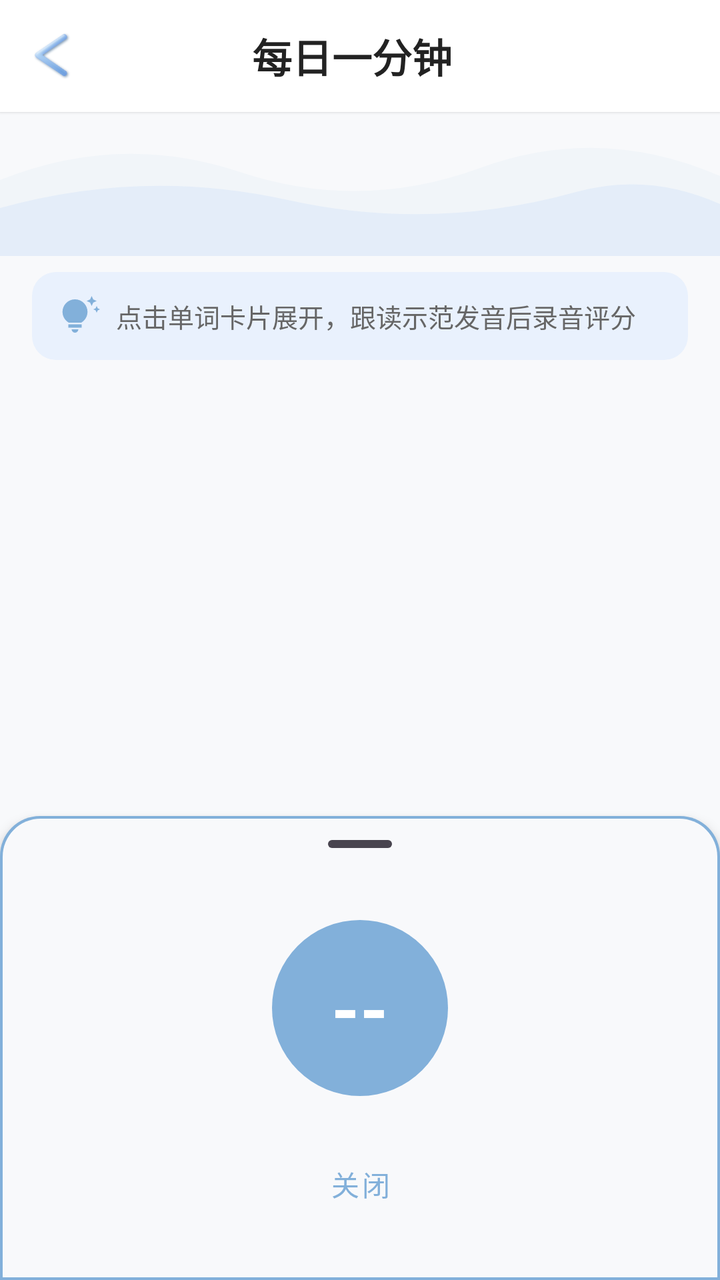
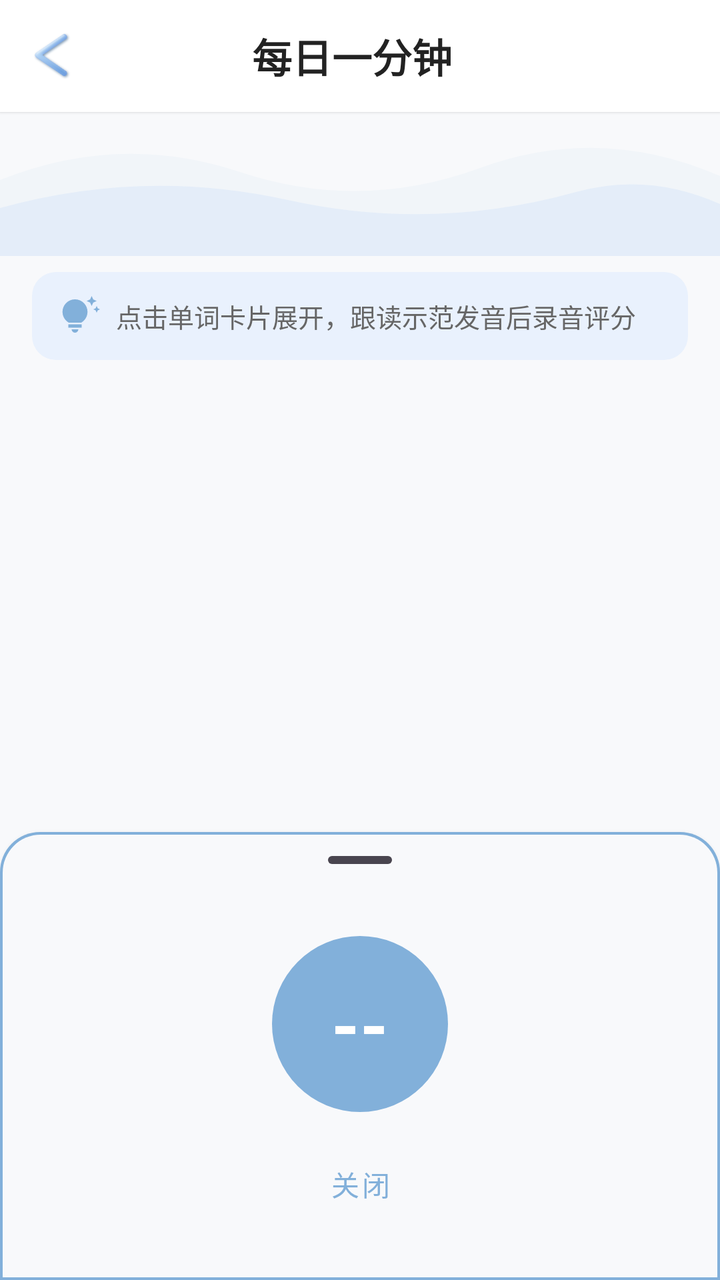

Two renders of the same Android screen: before a commit and after it. Below are the layout's source before the change and the commit's diff.
<!-- AndroidManifest.xml: application theme Theme.Memory -->
<!-- res/layout/pronunciation_minute_follow_layout.xml -->
<?xml version="1.0" encoding="utf-8"?>
<androidx.coordinatorlayout.widget.CoordinatorLayout xmlns:android="http://schemas.android.com/apk/res/android"
    xmlns:app="http://schemas.android.com/apk/res-auto"
    android:layout_width="match_parent"
    android:layout_height="match_parent"
    android:background="@color/theme_surface">

    <LinearLayout
        android:layout_width="match_parent"
        android:layout_height="match_parent"
        android:orientation="vertical">

        
        <LinearLayout
            android:layout_width="match_parent"
            android:layout_height="56dp"
            android:background="@color/white"
            android:orientation="horizontal"
            android:paddingStart="4dp"
            android:paddingEnd="12dp"
            android:gravity="center_vertical"
            android:elevation="1dp">

            <ImageButton
                android:id="@+id/btn_back"
                android:layout_width="44dp"
                android:layout_height="44dp"
                android:src="@drawable/back"
                android:padding="10dp"
                android:background="?attr/selectableItemBackgroundBorderless"
                android:scaleType="fitCenter"
                android:contentDescription="返回按钮" />

            <TextView
                android:id="@+id/tv_title"
                android:layout_width="0dp"
                android:layout_height="wrap_content"
                android:layout_weight="1"
                android:text="每日一分钟"
                android:textSize="20sp"
                android:textStyle="bold"
                android:gravity="center"
                android:textColor="@color/theme_text_primary" />

            <View
                android:layout_width="44dp"
                android:layout_height="44dp" />
        </LinearLayout>

        
        <ImageView
            android:layout_width="match_parent"
            android:layout_height="72dp"
            android:src="@drawable/ic_follow_wave"
            android:scaleType="fitXY"
            android:contentDescription="@null" />

        
        <LinearLayout
            android:layout_width="match_parent"
            android:layout_height="wrap_content"
            android:orientation="horizontal"
            android:gravity="center_vertical"
            android:layout_marginStart="16dp"
            android:layout_marginEnd="16dp"
            android:layout_marginTop="8dp"
            android:layout_marginBottom="10dp"
            android:background="@drawable/bg_tip_card"
            android:paddingStart="14dp"
            android:paddingEnd="14dp"
            android:paddingTop="12dp"
            android:paddingBottom="12dp">

            <ImageView
                android:layout_width="20dp"
                android:layout_height="20dp"
                android:src="@drawable/baseline_tips_and_updates_24"
                android:tint="@color/theme_primary"
                android:contentDescription="@null" />

            <TextView
                android:layout_width="0dp"
                android:layout_height="wrap_content"
                android:layout_weight="1"
                android:text="点击单词卡片展开，跟读示范发音后录音评分"
                android:textSize="13sp"
                android:textColor="@color/theme_text_secondary"
                android:layout_marginStart="8dp" />
        </LinearLayout>

        <ListView
            android:id="@+id/words_list_view"
            android:layout_width="match_parent"
            android:layout_height="0dp"
            android:layout_weight="1"
            android:paddingStart="4dp"
            android:paddingEnd="4dp"
            android:paddingTop="4dp"
            android:paddingBottom="12dp"
            android:clipToPadding="false"
            android:divider="@null"
            android:dividerHeight="0dp"
            android:scrollbars="vertical" />
    </LinearLayout>

    
    <LinearLayout
        android:id="@+id/bottom_sheet"
        android:layout_width="match_parent"
        android:layout_height="wrap_content"
        android:orientation="vertical"
        android:background="@drawable/bg_bottom_sheet"
        android:elevation="4dp"
        android:paddingBottom="24dp"
        app:layout_behavior="com.google.android.material.bottomsheet.BottomSheetBehavior"
        app:behavior_hideable="true"
        app:behavior_skipCollapsed="true">

        <com.google.android.material.bottomsheet.BottomSheetDragHandleView
            android:layout_width="match_parent"
            android:layout_height="wrap_content" />

        
        <FrameLayout
            android:id="@+id/bs_score_circle"
            android:layout_width="88dp"
            android:layout_height="88dp"
            android:layout_gravity="center"
            android:layout_marginTop="4dp"
            android:background="@drawable/bg_follow_score_circle">

            <TextView
                android:id="@+id/bs_score"
                android:layout_width="match_parent"
                android:layout_height="match_parent"
                android:gravity="center"
                android:text="--"
                android:textSize="36sp"
                android:textStyle="bold"
                android:textColor="@color/white" />
        </FrameLayout>

        <TextView
            android:id="@+id/bs_level"
            android:layout_width="wrap_content"
            android:layout_height="wrap_content"
            android:layout_gravity="center"
            android:layout_marginTop="8dp"
            android:text=""
            android:textSize="15sp"
            android:textStyle="bold"
            android:textColor="@color/theme_primary"
            android:visibility="gone" />

        
        <com.google.android.material.card.MaterialCardView
            android:id="@+id/bs_text_compare"
            android:layout_width="match_parent"
            android:layout_height="wrap_content"
            android:layout_marginStart="20dp"
            android:layout_marginEnd="20dp"
            android:layout_marginTop="18dp"
            app:cardElevation="1dp"
            app:cardCornerRadius="12dp"
            app:cardBackgroundColor="@color/card_background"
            android:visibility="gone">

            <LinearLayout
                android:layout_width="match_parent"
                android:layout_height="wrap_content"
                android:orientation="vertical"
                android:padding="16dp">

                <TextView
                    android:layout_width="wrap_content"
                    android:layout_height="wrap_content"
                    android:text="你说："
                    android:textSize="12sp"
                    android:textStyle="bold"
                    android:textColor="@color/theme_text_secondary"
                    android:layout_marginBottom="4dp" />

                <TextView
                    android:id="@+id/bs_asr_text"
                    android:layout_width="match_parent"
                    android:layout_height="wrap_content"
                    android:textSize="16sp"
                    android:textColor="@color/theme_text_primary"
                    android:textStyle="italic" />
            </LinearLayout>
        </com.google.android.material.card.MaterialCardView>

        
        <TextView
            android:id="@+id/bs_phoneme"
            android:layout_width="match_parent"
            android:layout_height="wrap_content"
            android:layout_marginStart="20dp"
            android:layout_marginEnd="20dp"
            android:layout_marginTop="10dp"
            android:text=""
            android:textSize="13sp"
            android:textColor="@color/theme_text_secondary"
            android:visibility="gone" />

        
        <com.google.android.material.card.MaterialCardView
            android:id="@+id/bs_word_scores_container"
            android:layout_width="match_parent"
            android:layout_height="wrap_content"
            android:layout_marginStart="20dp"
            android:layout_marginEnd="20dp"
            android:layout_marginTop="12dp"
            app:cardElevation="1dp"
            app:cardCornerRadius="12dp"
            app:cardBackgroundColor="@color/card_background"
            android:visibility="gone">

            <LinearLayout
                android:layout_width="match_parent"
                android:layout_height="wrap_content"
                android:orientation="vertical"
                android:padding="16dp">

                <TextView
                    android:layout_width="wrap_content"
                    android:layout_height="wrap_content"
                    android:text="逐词评分"
                    android:textSize="13sp"
                    android:textStyle="bold"
                    android:textColor="@color/theme_text_secondary"
                    android:layout_marginBottom="8dp" />

                <LinearLayout
                    android:id="@+id/bs_word_scores"
                    android:layout_width="match_parent"
                    android:layout_height="wrap_content"
                    android:orientation="vertical" />
            </LinearLayout>
        </com.google.android.material.card.MaterialCardView>

        
        <TextView
            android:id="@+id/bs_feedback"
            android:layout_width="match_parent"
            android:layout_height="wrap_content"
            android:layout_marginStart="20dp"
            android:layout_marginEnd="20dp"
            android:layout_marginTop="12dp"
            android:text=""
            android:textSize="14sp"
            android:textColor="@color/theme_text_primary"
            android:visibility="gone" />

        <com.google.android.material.button.MaterialButton
            android:id="@+id/bs_close_btn"
            android:layout_width="match_parent"
            android:layout_height="wrap_content"
            android:layout_marginStart="20dp"
            android:layout_marginEnd="20dp"
            android:layout_marginTop="20dp"
            android:text="关闭"
            style="@style/Widget.MaterialComponents.Button.TextButton" />
    </LinearLayout>

</androidx.coordinatorlayout.widget.CoordinatorLayout>
<!-- resources referenced by this layout -->
<resources>
  <color name="card_background">#FFFFFFFF</color>
  <color name="theme_primary">#FF82B0DA</color>
  <color name="theme_surface">#F8F9FB</color>
  <color name="theme_text_primary">#222222</color>
  <color name="theme_text_secondary">#666666</color>
  <color name="white">#FFFFFFFF</color>
  <!-- drawable baseline_tips_and_updates_24 (drawable) -->
  <vector xmlns:android="http://schemas.android.com/apk/res/android" android:autoMirrored="true" android:height="24dp" android:tint="#82B0DA" android:viewportHeight="24" android:viewportWidth="24" android:width="24dp">
        
      <path android:fillColor="@android:color/white" android:pathData="M7,20h4c0,1.1 -0.9,2 -2,2S7,21.1 7,20zM5,19h8v-2H5V19zM16.5,9.5c0,3.82 -2.66,5.86 -3.77,6.5H5.27C4.16,15.36 1.5,13.32 1.5,9.5C1.5,5.36 4.86,2 9,2S16.5,5.36 16.5,9.5zM21.37,7.37L20,8l1.37,0.63L22,10l0.63,-1.37L24,8l-1.37,-0.63L22,6L21.37,7.37zM19,6l0.94,-2.06L22,3l-2.06,-0.94L19,0l-0.94,2.06L16,3l2.06,0.94L19,6z"/>
      
  </vector>
  <!-- drawable bg_bottom_sheet (drawable) -->
  <?xml version="1.0" encoding="utf-8"?>
  <layer-list xmlns:android="http://schemas.android.com/apk/res/android">
      <item>
          <shape android:shape="rectangle">
              <solid android:color="@color/theme_primary" />
              <corners
                  android:topLeftRadius="20dp"
                  android:topRightRadius="20dp" />
          </shape>
      </item>
      <item
          android:bottom="1.5dp"
          android:left="1.5dp"
          android:right="1.5dp"
          android:top="1.5dp">
          <shape android:shape="rectangle">
              <solid android:color="@color/theme_surface" />
              <corners
                  android:topLeftRadius="19dp"
                  android:topRightRadius="19dp" />
          </shape>
      </item>
  </layer-list>
  <!-- drawable bg_follow_score_circle (drawable) -->
  <?xml version="1.0" encoding="utf-8"?>
  <shape xmlns:android="http://schemas.android.com/apk/res/android"
      android:shape="oval">
      <solid android:color="@color/theme_primary" />
  </shape>
  <!-- drawable bg_tip_card (drawable) -->
  <?xml version="1.0" encoding="utf-8"?>
  <shape xmlns:android="http://schemas.android.com/apk/res/android"
      android:shape="rectangle">
      <solid android:color="@color/item_background_stress" />
      <corners android:radius="12dp" />
  </shape>
  <!-- drawable ic_follow_wave (drawable) -->
  <?xml version="1.0" encoding="utf-8"?>
  <vector xmlns:android="http://schemas.android.com/apk/res/android"
      android:width="360dp"
      android:height="72dp"
      android:viewportWidth="360"
      android:viewportHeight="72">
      
      <path
          android:fillColor="@color/theme_primary"
          android:fillAlpha="0.06"
          android:pathData="M0,72 L0,34 Q60,10 120,30 Q180,50 240,28 Q300,6 360,32 L360,72 Z" />
      
      <path
          android:fillColor="@color/theme_stress"
          android:fillAlpha="0.08"
          android:pathData="M0,72 L0,48 Q72,28 144,44 Q216,60 288,40 Q324,30 360,46 L360,72 Z" />
  </vector>
  <style name="Theme.Memory" parent="Base.Theme.Memory" />
  <color name="item_background_stress">#E9F1FD</color>
  <color name="theme_stress">#4E9BF8</color>
  <color name="theme_on_primary">#FFFFFF</color>
  <color name="theme_on_stress">#222222</color>
  <color name="theme_error">#FF5252</color>
  <!-- unchanged entries left out for length: 2 -->
</resources>

<!-- the commit's change to res/layout/pronunciation_minute_follow_layout.xml (unified diff, before → after) -->
@@ -121,144 +121,244 @@
             android:layout_height="wrap_content" />
 
         
-        <FrameLayout
-            android:id="@+id/bs_score_circle"
-            android:layout_width="88dp"
-            android:layout_height="88dp"
-            android:layout_gravity="center"
-            android:layout_marginTop="4dp"
-            android:background="@drawable/bg_follow_score_circle">
-
-            <TextView
-                android:id="@+id/bs_score"
-                android:layout_width="match_parent"
-                android:layout_height="match_parent"
-                android:gravity="center"
-                android:text="--"
-                android:textSize="36sp"
-                android:textStyle="bold"
-                android:textColor="@color/white" />
-        </FrameLayout>
-
-        <TextView
-            android:id="@+id/bs_level"
-            android:layout_width="wrap_content"
+        <ScrollView
+            android:id="@+id/bs_scroll"
+            android:layout_width="match_parent"
             android:layout_height="wrap_content"
-            android:layout_gravity="center"
-            android:layout_marginTop="8dp"
-            android:text=""
-            android:textSize="15sp"
-            android:textStyle="bold"
-            android:textColor="@color/theme_primary"
-            android:visibility="gone" />
-
-        
-        <com.google.android.material.card.MaterialCardView
-            android:id="@+id/bs_text_compare"
-            android:layout_width="match_parent"
-            android:layout_height="wrap_content"
-            android:layout_marginStart="20dp"
-            android:layout_marginEnd="20dp"
-            android:layout_marginTop="18dp"
-            app:cardElevation="1dp"
-            app:cardCornerRadius="12dp"
-            app:cardBackgroundColor="@color/card_background"
-            android:visibility="gone">
+            android:fillViewport="false">
 
             <LinearLayout
                 android:layout_width="match_parent"
                 android:layout_height="wrap_content"
-                android:orientation="vertical"
-                android:padding="16dp">
-
-                <TextView
-                    android:layout_width="wrap_content"
-                    android:layout_height="wrap_content"
-                    android:text="你说："
-                    android:textSize="12sp"
-                    android:textStyle="bold"
-                    android:textColor="@color/theme_text_secondary"
-                    android:layout_marginBottom="4dp" />
-
-                <TextView
-                    android:id="@+id/bs_asr_text"
+                android:orientation="vertical">
+
+                
+                <LinearLayout
+                    android:id="@+id/bs_word_detail"
                     android:layout_width="match_parent"
                     android:layout_height="wrap_content"
-                    android:textSize="16sp"
-                    android:textColor="@color/theme_text_primary"
-                    android:textStyle="italic" />
+                    android:orientation="vertical">
+
+                    
+                    <FrameLayout
+                        android:id="@+id/bs_score_circle"
+                        android:layout_width="88dp"
+                        android:layout_height="88dp"
+                        android:layout_gravity="center"
+                        android:layout_marginTop="4dp"
+                        android:background="@drawable/bg_follow_score_circle">
+
+                        <TextView
+                            android:id="@+id/bs_score"
+                            android:layout_width="match_parent"
+                            android:layout_height="match_parent"
+                            android:gravity="center"
+                            android:text="--"
+                            android:textSize="36sp"
+                            android:textStyle="bold"
+                            android:textColor="@color/white" />
+                    </FrameLayout>
+
+                    <TextView
+                        android:id="@+id/bs_level"
+                        android:layout_width="wrap_content"
+                        android:layout_height="wrap_content"
+                        android:layout_gravity="center"
+                        android:layout_marginTop="8dp"
+                        android:text=""
+                        android:textSize="15sp"
+                        android:textStyle="bold"
+                        android:textColor="@color/theme_primary"
+                        android:visibility="gone" />
+
+                    
+                    <com.google.android.material.card.MaterialCardView
+                        android:id="@+id/bs_text_compare"
+                        android:layout_width="match_parent"
+                        android:layout_height="wrap_content"
+                        android:layout_marginStart="20dp"
+                        android:layout_marginEnd="20dp"
+                        android:layout_marginTop="18dp"
+                        app:cardElevation="1dp"
+                        app:cardCornerRadius="12dp"
+                        app:cardBackgroundColor="@color/card_background"
+                        android:visibility="gone">
+
+                        <LinearLayout
+                            android:layout_width="match_parent"
+                            android:layout_height="wrap_content"
+                            android:orientation="vertical"
+                            android:padding="16dp">
+
+                            <TextView
+                                android:layout_width="wrap_content"
+                                android:layout_height="wrap_content"
+                                android:text="你说："
+                                android:textSize="12sp"
+                                android:textStyle="bold"
+                                android:textColor="@color/theme_text_secondary"
+                                android:layout_marginBottom="4dp" />
+
+                            <TextView
+                                android:id="@+id/bs_asr_text"
+                                android:layout_width="match_parent"
+                                android:layout_height="wrap_content"
+                                android:textSize="16sp"
+                                android:textColor="@color/theme_text_primary"
+                                android:textStyle="italic" />
+                        </LinearLayout>
+                    </com.google.android.material.card.MaterialCardView>
+
+                    
+                    <TextView
+                        android:id="@+id/bs_phoneme"
+                        android:layout_width="match_parent"
+                        android:layout_height="wrap_content"
+                        android:layout_marginStart="20dp"
+                        android:layout_marginEnd="20dp"
+                        android:layout_marginTop="10dp"
+                        android:text=""
+                        android:textSize="13sp"
+                        android:textColor="@color/theme_text_secondary"
+                        android:visibility="gone" />
+
+                    
+                    <com.google.android.material.card.MaterialCardView
+                        android:id="@+id/bs_word_scores_container"
+                        android:layout_width="match_parent"
+                        android:layout_height="wrap_content"
+                        android:layout_marginStart="20dp"
+                        android:layout_marginEnd="20dp"
+                        android:layout_marginTop="12dp"
+                        app:cardElevation="1dp"
+                        app:cardCornerRadius="12dp"
+                        app:cardBackgroundColor="@color/card_background"
+                        android:visibility="gone">
+
+                        <LinearLayout
+                            android:layout_width="match_parent"
+                            android:layout_height="wrap_content"
+                            android:orientation="vertical"
+                            android:padding="16dp">
+
+                            <TextView
+                                android:layout_width="wrap_content"
+                                android:layout_height="wrap_content"
+                                android:text="逐词评分"
+                                android:textSize="13sp"
+                                android:textStyle="bold"
+                                android:textColor="@color/theme_text_secondary"
+                                android:layout_marginBottom="8dp" />
+
+                            <LinearLayout
+                                android:id="@+id/bs_word_scores"
+                                android:layout_width="match_parent"
+                                android:layout_height="wrap_content"
+                                android:orientation="vertical" />
+                        </LinearLayout>
+                    </com.google.android.material.card.MaterialCardView>
+
+                    
+                    <TextView
+                        android:id="@+id/bs_feedback"
+                        android:layout_width="match_parent"
+                        android:layout_height="wrap_content"
+                        android:layout_marginStart="20dp"
+                        android:layout_marginEnd="20dp"
+                        android:layout_marginTop="12dp"
+                        android:text=""
+                        android:textSize="14sp"
+                        android:textColor="@color/theme_text_primary"
+                        android:visibility="gone" />
+                </LinearLayout>
+
+                
+                <LinearLayout
+                    android:id="@+id/bs_summary_section"
+                    android:layout_width="match_parent"
+                    android:layout_height="wrap_content"
+                    android:orientation="vertical"
+                    android:visibility="gone">
+
+                    <TextView
+                        android:layout_width="match_parent"
+                        android:layout_height="wrap_content"
+                        android:text="今日练习总结"
+                        android:textSize="20sp"
+                        android:textStyle="bold"
+                        android:textColor="@color/theme_text_primary"
+                        android:gravity="center"
+                        android:layout_marginTop="12dp"
+                        android:layout_marginBottom="16dp" />
+
+                    
+                    <com.google.android.material.card.MaterialCardView
+                        android:id="@+id/bs_summary_overview"
+                        android:layout_width="match_parent"
+                        android:layout_height="wrap_content"
+                        android:layout_marginStart="20dp"
+                        android:layout_marginEnd="20dp"
+                        app:cardElevation="1dp"
+                        app:cardCornerRadius="12dp"
+                        app:cardBackgroundColor="@color/card_background">
+
+                        <LinearLayout
+                            android:id="@+id/bs_summary_stats"
+                            android:layout_width="match_parent"
+                            android:layout_height="wrap_content"
+                            android:orientation="vertical"
+                            android:padding="16dp" />
+                    </com.google.android.material.card.MaterialCardView>
+
+                    
+                    <com.google.android.material.card.MaterialCardView
+                        android:layout_width="match_parent"
+                        android:layout_height="wrap_content"
+                        android:layout_marginStart="20dp"
+                        android:layout_marginEnd="20dp"
+                        android:layout_marginTop="12dp"
+                        app:cardElevation="1dp"
+                        app:cardCornerRadius="12dp"
+                        app:cardBackgroundColor="@color/card_background">
+
+                        <LinearLayout
+                            android:id="@+id/bs_summary_words"
+                            android:layout_width="match_parent"
+                            android:layout_height="wrap_content"
+                            android:orientation="vertical"
+                            android:padding="16dp" />
+                    </com.google.android.material.card.MaterialCardView>
+
+                    
+                    <com.google.android.material.card.MaterialCardView
+                        android:layout_width="match_parent"
+                        android:layout_height="wrap_content"
+                        android:layout_marginStart="20dp"
+                        android:layout_marginEnd="20dp"
+                        android:layout_marginTop="12dp"
+                        app:cardElevation="1dp"
+                        app:cardCornerRadius="12dp"
+                        app:cardBackgroundColor="@color/card_background">
+
+                        <LinearLayout
+                            android:id="@+id/bs_summary_errors"
+                            android:layout_width="match_parent"
+                            android:layout_height="wrap_content"
+                            android:orientation="vertical"
+                            android:padding="16dp" />
+                    </com.google.android.material.card.MaterialCardView>
+                </LinearLayout>
+
             </LinearLayout>
-        </com.google.android.material.card.MaterialCardView>
-
-        
-        <TextView
-            android:id="@+id/bs_phoneme"
-            android:layout_width="match_parent"
-            android:layout_height="wrap_content"
-            android:layout_marginStart="20dp"
-            android:layout_marginEnd="20dp"
-            android:layout_marginTop="10dp"
-            android:text=""
-            android:textSize="13sp"
-            android:textColor="@color/theme_text_secondary"
-            android:visibility="gone" />
-
-        
-        <com.google.android.material.card.MaterialCardView
-            android:id="@+id/bs_word_scores_container"
+        </ScrollView>
+
+        <com.google.android.material.button.MaterialButton
+            android:id="@+id/bs_close_btn"
             android:layout_width="match_parent"
             android:layout_height="wrap_content"
             android:layout_marginStart="20dp"
             android:layout_marginEnd="20dp"
             android:layout_marginTop="12dp"
-            app:cardElevation="1dp"
-            app:cardCornerRadius="12dp"
-            app:cardBackgroundColor="@color/card_background"
-            android:visibility="gone">
-
-            <LinearLayout
-                android:layout_width="match_parent"
-                android:layout_height="wrap_content"
-                android:orientation="vertical"
-                android:padding="16dp">
-
-                <TextView
-                    android:layout_width="wrap_content"
-                    android:layout_height="wrap_content"
-                    android:text="逐词评分"
-                    android:textSize="13sp"
-                    android:textStyle="bold"
-                    android:textColor="@color/theme_text_secondary"
-                    android:layout_marginBottom="8dp" />
-
-                <LinearLayout
-                    android:id="@+id/bs_word_scores"
-                    android:layout_width="match_parent"
-                    android:layout_height="wrap_content"
-                    android:orientation="vertical" />
-            </LinearLayout>
-        </com.google.android.material.card.MaterialCardView>
-
-        
-        <TextView
-            android:id="@+id/bs_feedback"
-            android:layout_width="match_parent"
-            android:layout_height="wrap_content"
-            android:layout_marginStart="20dp"
-            android:layout_marginEnd="20dp"
-            android:layout_marginTop="12dp"
-            android:text=""
-            android:textSize="14sp"
-            android:textColor="@color/theme_text_primary"
-            android:visibility="gone" />
-
-        <com.google.android.material.button.MaterialButton
-            android:id="@+id/bs_close_btn"
-            android:layout_width="match_parent"
-            android:layout_height="wrap_content"
-            android:layout_marginStart="20dp"
-            android:layout_marginEnd="20dp"
-            android:layout_marginTop="20dp"
             android:text="关闭"
             style="@style/Widget.MaterialComponents.Button.TextButton" />
     </LinearLayout>
